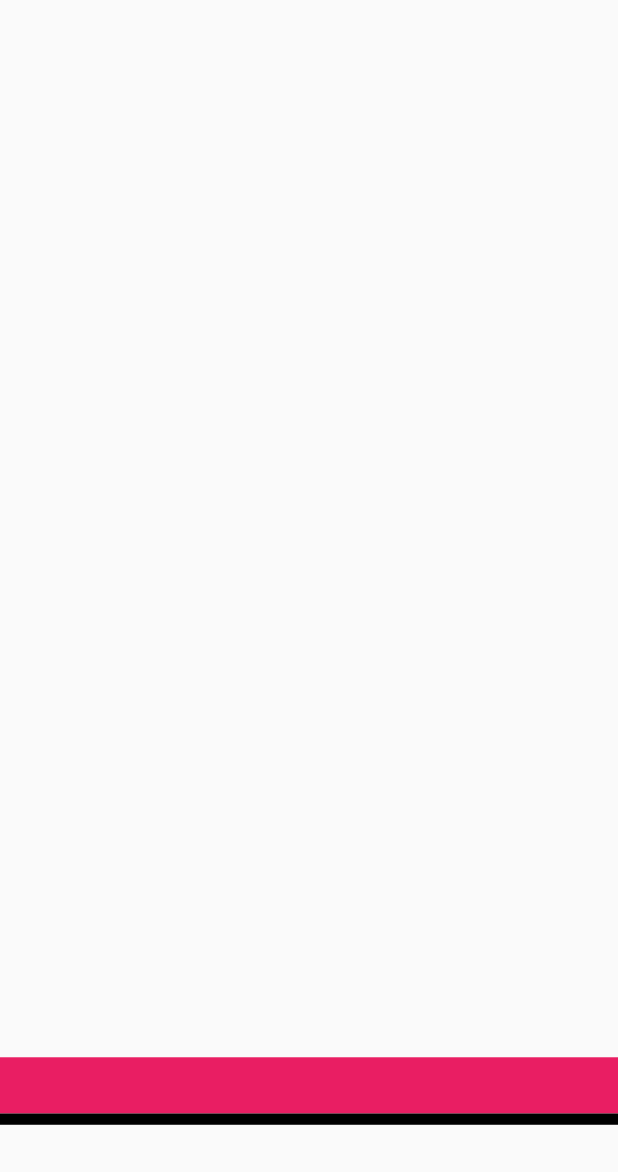
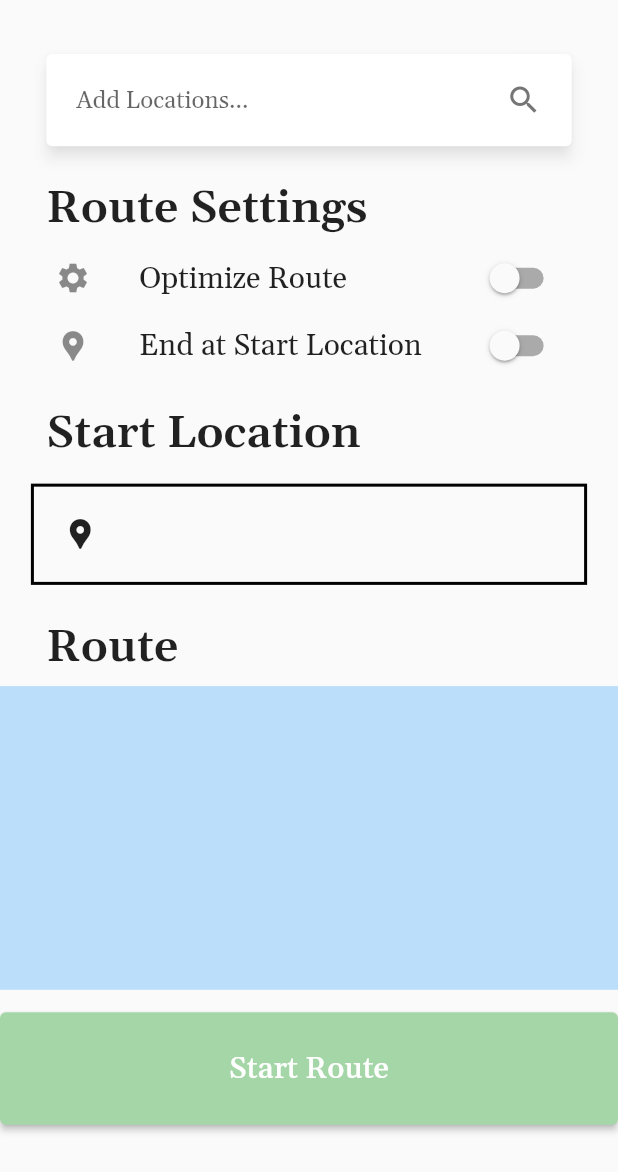
Before and after one commit to MrAwesome9140/navigation_app, a Flutter app: the RouteScreen screen opened directly, on a phone screen of 412 x 824 dp. Shown: the top 1172 px of the screen. Run offline on Flutter 3.47's test engine with Material 2 defaults, Android fonts, the phone set to English and light mode, and no system bars; drawn by our look-alikes of material_floating_search_bar; our stand-ins replace cached_network_image, email_validator, expandable, expansion_tile_card, firebase_auth, firebase_core and 13 more; missing offline and left inert: flutter_mapbox_navigation; accounts and stored records are empty; generated files the repository leaves out were written again.

Commit message:
fixed sizing issues

```diff
--- a/lib/UI/Views/Route_Screen.dart
+++ b/lib/UI/Views/Route_Screen.dart
@@ -57,7 +57,7 @@ class _RouteScreenState extends State<RouteScreen> {
     _options = MapBoxOptions(
       initialLatitude: _routeStore.curLoc.latitude,
       initialLongitude: _routeStore.curLoc.longitude,
-      zoom: 16.0,
+      zoom: 20.0,
       tilt: 0.0,
       bearing: 0.0,
       enableRefresh: false,
@@ -69,53 +69,51 @@ class _RouteScreenState extends State<RouteScreen> {
       units: VoiceUnits.imperial,
       simulateRoute: false,
       animateBuildRoute: true,
-      longPressDestinationEnabled: true,
+      longPressDestinationEnabled: false,
       language: "en",
     );
   }
 
   @override
   Widget build(BuildContext context) {
-    var size = MediaQuery.of(context).size;
-    var temp = MediaQuery.of(context).size.height -
-        (MediaQuery.of(context).padding.bottom +
-            MediaQuery.of(context).padding.top);
+    var temp = MediaQuery.of(context).size.height - (MediaQuery.of(context).padding.bottom + MediaQuery.of(context).padding.top);
     _height = temp - temp * 0.09;
+    var size = Size(MediaQuery.of(context).size.width, _height);
     return SafeArea(
       child: Scaffold(
         body: Container(
-          height: _height * 1,
+          height: _height,
           child: Column(
             children: [
-              // Stack(
-              //   children: [
-              //     Padding(
-              //       padding: EdgeInsets.only(
-              //         top: size.height * 0,
-              //       ),
-              //       child: Column(
-              //         children: [
-              //           _searchBar(size),
-              //           _routeSettings(size),
-              //           _startLocation(size),
-              //           _locationsDisplay(size),
-              //           _startButton(size),
-              //         ],
-              //       ),
-              //     ),
-              //   ],
+              Stack(
+                children: [
+                  Padding(
+                    padding: EdgeInsets.only(
+                      top: size.height * 0,
+                    ),
+                    child: Column(
+                      children: [
+                        _searchBar(size),
+                        _routeSettings(size),
+                        _startLocation(size),
+                        _locationsDisplay(size),
+                        _startButton(size),
+                      ],
+                    ),
+                  ),
+                ],
+              ),
+              // SizedBox(
+              //   height: _height * 0.94,
               // ),
-              SizedBox(
-                height: _height * 0.94,
-              ),
-              Container(
-                color: Colors.pink,
-                height: _height * 0.05,
-              ),
-              Container(
-                color: Colors.black,
-                height: _height * 0.01,
-              ),
+              // Container(
+              //   color: Colors.pink,
+              //   height: _height * 0.05,
+              // ),
+              // Container(
+              //   color: Colors.black,
+              //   height: _height * 0.01,
+              // ),
             ],
           ),
         ),
@@ -125,7 +123,7 @@ class _RouteScreenState extends State<RouteScreen> {
 
   Widget _startLocation(Size size) {
     return Container(
-      height: size.height * 0.16,
+      height: size.height * 0.19,
       width: size.width * 0.9,
       color: Colors.transparent,
       child: Column(
@@ -141,10 +139,11 @@ class _RouteScreenState extends State<RouteScreen> {
               ),
             ),
           ),
-          Container(
-            height: size.height * 0.07,
-            decoration: BoxDecoration(
-                border: Border.all(color: Colors.black, width: 2.0)),
+          Padding(
+            padding: EdgeInsets.only(top: size.height * 0.01),
+            child: Container(
+              height: size.height * 0.09,
+              decoration: BoxDecoration(border: Border.all(color: Colors.black, width: 2.0)),
               child: Row(
                 children: [
                   Container(
@@ -161,9 +160,7 @@ class _RouteScreenState extends State<RouteScreen> {
                             padding: EdgeInsets.only(top: size.height * 0.01),
                             child: Observer(
                               builder: (_) => Text(
-                              _routeStore.startName.length != 0
-                                  ? _routeStore.startName[0]
-                                  : "",
+                                _routeStore.startName.length != 0 ? _routeStore.startName[0] : "",
                                 overflow: TextOverflow.ellipsis,
                                 style: TextStyle(
                                   fontSize: 16.0,
@@ -178,9 +175,7 @@ class _RouteScreenState extends State<RouteScreen> {
                             padding: EdgeInsets.only(top: size.height * 0.0045),
                             child: Observer(
                               builder: (_) => Text(
-                              _routeStore.startName.length != 0
-                                  ? _routeStore.startName[1]
-                                  : "",
+                                _routeStore.startName.length != 0 ? _routeStore.startName[1] : "",
                                 overflow: TextOverflow.ellipsis,
                               ),
                             ),
@@ -190,6 +185,7 @@ class _RouteScreenState extends State<RouteScreen> {
                     ),
                   )
                 ],
+              ),
             ),
           ),
         ],
@@ -205,8 +201,7 @@ class _RouteScreenState extends State<RouteScreen> {
         width: size.width,
         color: Colors.transparent,
         child: ElevatedButton(
-          style: ButtonStyle(
-              backgroundColor: MaterialStateProperty.all(Colors.green[200])),
+          style: ButtonStyle(backgroundColor: MaterialStateProperty.all(Colors.green[200])),
           onPressed: () async {
             if (_switch1State) {
               _routeStore.curStep = 0;
@@ -222,8 +217,7 @@ class _RouteScreenState extends State<RouteScreen> {
               );
               List<Location> _fullCoords = [_routeStore.startLoc];
               _fullCoords.addAll(_routeStore.coords);
-              List<SpecialVertex> _optiRoute =
-                  await _mapBoxService.getOptimalPath(_fullCoords);
+              List<SpecialVertex> _optiRoute = await _mapBoxService.getOptimalPath(_fullCoords);
               List<Location> _optimal = [];
               List<List<String>> _optiNames = [];
               for (int i = 1; i < _optiRoute.length; i++) {
@@ -234,24 +228,14 @@ class _RouteScreenState extends State<RouteScreen> {
               _routeStore.coords = ObservableList.of(_optimal);
             }
             List<WayPoint> route = [];
-            route.add(new WayPoint(
-                name: _routeStore.startName[0],
-                latitude: _routeStore.startLoc.latitude,
-                longitude: _routeStore.startLoc.longitude));
+            route.add(new WayPoint(name: _routeStore.startName[0], latitude: _routeStore.startLoc.latitude, longitude: _routeStore.startLoc.longitude));
             for (int i = 0; i < _routeStore.locs.length; i++) {
-              route.add(new WayPoint(
-                  name: _routeStore.locs[i][0],
-                  latitude: _routeStore.coords[i].latitude,
-                  longitude: _routeStore.coords[i].longitude));
+              route.add(new WayPoint(name: _routeStore.locs[i][0], latitude: _routeStore.coords[i].latitude, longitude: _routeStore.coords[i].longitude));
             }
             if (_switch2State) {
-              route.add(new WayPoint(
-                  name: _routeStore.startName[0],
-                  latitude: _routeStore.startLoc.latitude,
-                  longitude: _routeStore.startLoc.longitude));
+              route.add(new WayPoint(name: _routeStore.startName[0], latitude: _routeStore.startLoc.latitude, longitude: _routeStore.startLoc.longitude));
             }
-            await _directions.startNavigation(
-                wayPoints: route, options: _options);
+            await _directions.startNavigation(wayPoints: route, options: _options);
           },
           child: Text(
             'Start Route',
@@ -263,11 +247,11 @@ class _RouteScreenState extends State<RouteScreen> {
   }
 
   Widget _locationsDisplay(Size size) {
-    return Column(
+    return Padding(
+      padding: EdgeInsets.only(top: size.height * 0.03),
+      child: Column(
         children: [
-        Padding(
-          padding: EdgeInsets.only(top: size.height * 0.03),
-          child: SizedBox(
+          SizedBox(
             height: size.height * 0.06,
             width: size.width * 0.85,
             child: Text(
@@ -275,12 +259,11 @@ class _RouteScreenState extends State<RouteScreen> {
               style: TextStyle(fontSize: 30.0, fontWeight: FontWeight.w600),
             ),
           ),
-        ),
           Padding(
             padding: EdgeInsets.only(),
             child: Container(
               decoration: BoxDecoration(color: Colors.blue[100]),
-            height: size.height * 0.2,
+              height: size.height * 0.27,
               child: Observer(
                 builder: (_) => ReorderableListView.builder(
                   scrollController: ScrollController(initialScrollOffset: 12),
@@ -296,8 +279,7 @@ class _RouteScreenState extends State<RouteScreen> {
                   itemBuilder: (context, index) {
                     return Padding(
                       key: Key(index.toString()),
-                    padding: EdgeInsets
-                        .only(), //EdgeInsets.only(top: size.height * 0.005, bottom: size.height * 0.005),
+                      padding: EdgeInsets.only(), //EdgeInsets.only(top: size.height * 0.005, bottom: size.height * 0.005),
                       child: Container(
                         color: Colors.blue[100],
                         child: ExpansionTile(
@@ -311,33 +293,24 @@ class _RouteScreenState extends State<RouteScreen> {
                                   alignment: Alignment.center,
                                   child: ElevatedButton(
                                     onPressed: () {
-                                    List<String>? _locName =
-                                        _routeStore.locs[index];
-                                    Location? _locLocation =
-                                        _routeStore.coords[index];
+                                      List<String>? _locName = _routeStore.locs[index];
+                                      Location? _locLocation = _routeStore.coords[index];
                                       if (_routeStore.startName.length > 0) {
-                                      _routeStore.locs
-                                          .add(_routeStore.startName);
-                                      _routeStore.coords
-                                          .add(_routeStore.startLoc);
+                                        _routeStore.locs.add(_routeStore.startName);
+                                        _routeStore.coords.add(_routeStore.startLoc);
                                       }
                                       var temp = _routeStore.locs.length;
                                       for (int i = index + 1; i < temp; i++) {
-                                      List<String> _locName =
-                                          _routeStore.locs[i];
-                                      Location _locLocation =
-                                          _routeStore.coords[i];
+                                        List<String> _locName = _routeStore.locs[i];
+                                        Location _locLocation = _routeStore.coords[i];
                                         _routeStore.locs[i - 1] = _locName;
                                         _routeStore.coords[i - 1] = _locLocation;
                                       }
                                       print(_routeStore.locs.length);
-                                    _routeStore.locs
-                                        .removeAt(_routeStore.locs.length - 1);
+                                      _routeStore.locs.removeAt(_routeStore.locs.length - 1);
                                       print(_routeStore.coords.length);
-                                    _routeStore.coords.removeAt(
-                                        _routeStore.coords.length - 1);
-                                    _routeStore.startName =
-                                        ObservableList.of(_locName);
+                                      _routeStore.coords.removeAt(_routeStore.coords.length - 1);
+                                      _routeStore.startName = ObservableList.of(_locName);
                                       _routeStore.startLoc = _locLocation;
                                     },
                                     child: Text('Set as Start Location'),
@@ -357,20 +330,14 @@ class _RouteScreenState extends State<RouteScreen> {
                                       primary: Colors.red,
                                     ),
                                     onPressed: () {
-                                    for (int i = index + 1;
-                                        i < _routeStore.locs.length;
-                                        i++) {
-                                      List<String> _locName =
-                                          _routeStore.locs[i];
-                                      Location _locLocation =
-                                          _routeStore.coords[i];
+                                      for (int i = index + 1; i < _routeStore.locs.length; i++) {
+                                        List<String> _locName = _routeStore.locs[i];
+                                        Location _locLocation = _routeStore.coords[i];
                                         _routeStore.locs[i - 1] = _locName;
                                         _routeStore.coords[i - 1] = _locLocation;
                                       }
-                                    _routeStore.locs
-                                        .removeAt(_routeStore.locs.length - 1);
-                                    _routeStore.coords.removeAt(
-                                        _routeStore.coords.length - 1);
+                                      _routeStore.locs.removeAt(_routeStore.locs.length - 1);
+                                      _routeStore.coords.removeAt(_routeStore.coords.length - 1);
                                     },
                                     child: Text('Delete Location'),
                                   ),
@@ -390,15 +357,12 @@ class _RouteScreenState extends State<RouteScreen> {
                                     Container(
                                       width: size.width * 0.1,
                                       child: Padding(
-                                      padding: EdgeInsets.only(
-                                          bottom: size.height * 0.015),
+                                        padding: EdgeInsets.only(bottom: size.height * 0.015),
                                         child: Icon(Icons.location_pin),
                                       ),
                                     ),
                                     Padding(
-                                    padding: EdgeInsets.only(
-                                        left: size.width * 0.02,
-                                        top: size.height * 0.01),
+                                      padding: EdgeInsets.only(left: size.width * 0.02, top: size.height * 0.01),
                                       child: Container(
                                         width: size.width * 0.665,
                                         child: Column(
@@ -410,10 +374,7 @@ class _RouteScreenState extends State<RouteScreen> {
                                                 builder: (_) {
                                                   return Text(
                                                     _routeStore.locs[index][0],
-                                                  style: TextStyle(
-                                                      fontSize: 15.0,
-                                                      fontWeight:
-                                                          FontWeight.w500),
+                                                    style: TextStyle(fontSize: 15.0, fontWeight: FontWeight.w500),
                                                   );
                                                 },
                                               ),
@@ -452,12 +413,13 @@ class _RouteScreenState extends State<RouteScreen> {
             ),
           ),
         ],
+      ),
     );
   }
 
   Widget _searchBar(Size size) {
     return Padding(
-      padding: EdgeInsets.only(top: size.height * 0.02),
+      padding: EdgeInsets.only(top: size.height * 0.04),
       child: Align(
         alignment: Alignment.topCenter,
         child: GestureDetector(
@@ -468,7 +430,7 @@ class _RouteScreenState extends State<RouteScreen> {
             ));
           },
           child: Container(
-            height: size.height * 0.12,
+            height: size.height * 0.09,
             width: size.width,
             child: AbsorbPointer(
               child: FloatingSearchBar(
@@ -478,7 +440,7 @@ class _RouteScreenState extends State<RouteScreen> {
                 transitionCurve: Curves.easeInOut,
                 transition: ExpandingFloatingSearchBarTransition(),
                 physics: const BouncingScrollPhysics(),
-                height: size.height * 0.12,
+                height: size.height * 0.09,
                 width: size.width * 0.85,
                 debounceDelay: const Duration(milliseconds: 500),
                 onQueryChanged: (query) {},
```
Also changed, not shown: lib/UI/Views/Search_Screen.dart (+26 -54 lines), pubspec.lock. Lines whose indentation alone changed are shown as unchanged.
